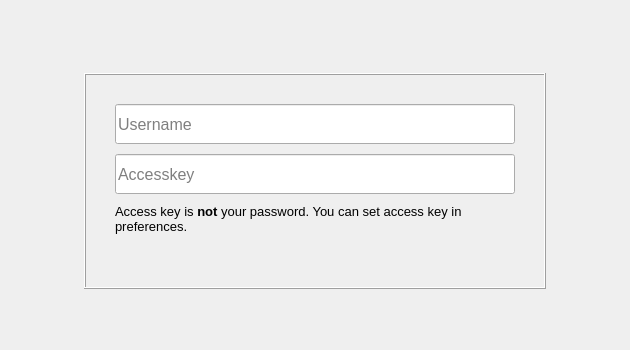
Above: source/loginwidget.ui from radszy/ntscout before the change. Below: the same form after it.
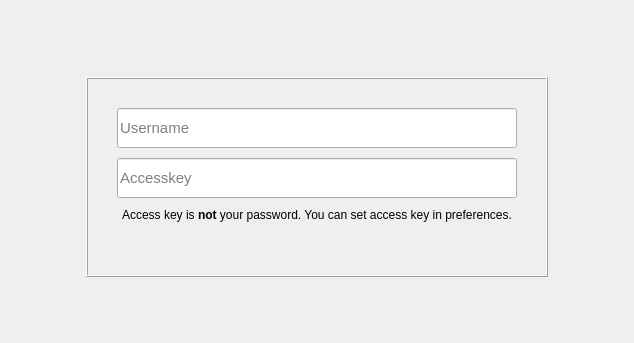
That is the form after the change.

What changed in the file:
```diff
--- a/source/loginwidget.ui
+++ b/source/loginwidget.ui
@@ -6,8 +6,8 @@
    <rect>
     <x>0</x>
     <y>0</y>
-    <width>630</width>
-    <height>350</height>
+    <width>634</width>
+    <height>343</height>
    </rect>
   </property>
   <property name="sizePolicy">
@@ -115,7 +115,7 @@
              </property>
              <property name="font">
               <font>
-               <pointsize>12</pointsize>
+               <pointsize>11</pointsize>
               </font>
              </property>
              <property name="text">
@@ -148,7 +148,7 @@
              </property>
              <property name="font">
               <font>
-               <pointsize>12</pointsize>
+               <pointsize>11</pointsize>
               </font>
              </property>
              <property name="text">
@@ -171,7 +171,7 @@
            <item>
             <widget class="QLabel" name="hintLabel">
              <property name="text">
-              <string>&lt;html&gt;&lt;head/&gt;&lt;body&gt;&lt;p&gt;&lt;span style=&quot; font-size:10pt;&quot;&gt;Access key is &lt;/span&gt;&lt;span style=&quot; font-size:10pt; font-weight:600;&quot;&gt;not&lt;/span&gt;&lt;span style=&quot; font-size:10pt;&quot;&gt; your password. You can set access key in preferences.&lt;/span&gt;&lt;/p&gt;&lt;/body&gt;&lt;/html&gt;</string>
+              <string>&lt;html&gt;&lt;head/&gt;&lt;body&gt;&lt;p align=&quot;center&quot;&gt;Access key is &lt;span style=&quot; font-weight:600;&quot;&gt;not&lt;/span&gt; your password. You can set access key in preferences.&lt;/p&gt;&lt;/body&gt;&lt;/html&gt;</string>
              </property>
              <property name="wordWrap">
               <bool>true</bool>
```
